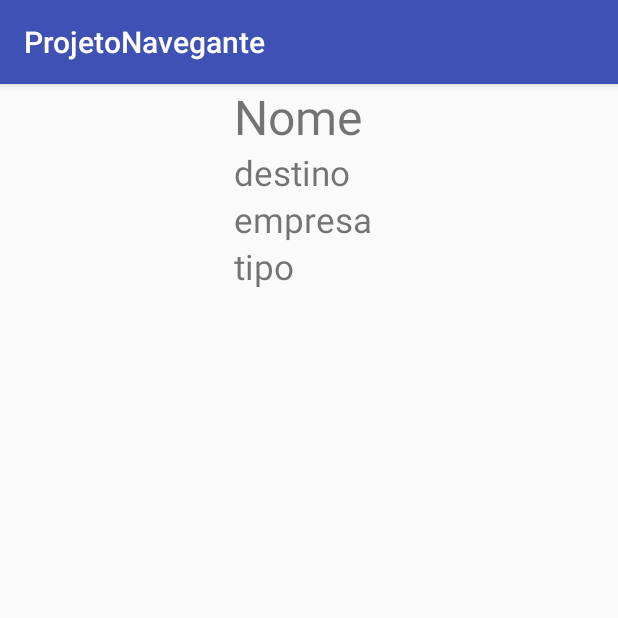
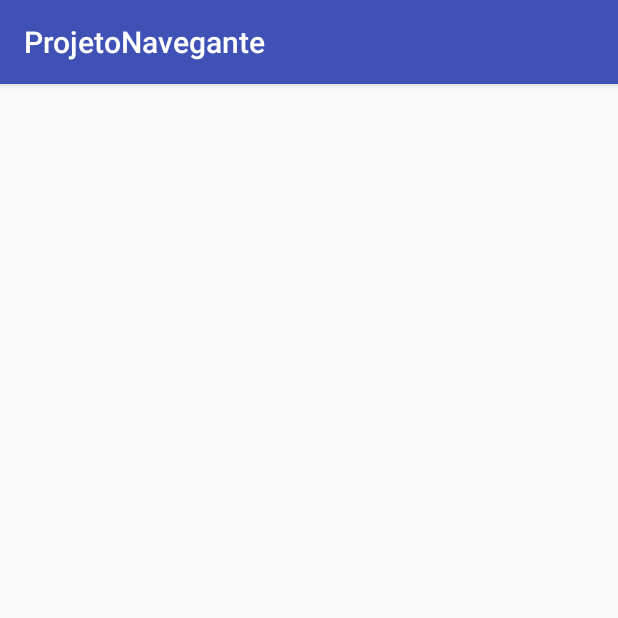
Before and after one commit to rmenezes83/Navegante, an Android app: the EmbarcActivity screen opened directly, with no data from a screen before it, on a phone screen of 412 x 824 dp, the top half of it. Run offline under Robolectric (Android 15) with nearby library versions, the phone set to English and light mode, and no system bars; our stand-ins replace Firebase (no records; nobody signed in at launch, a user with empty details on screens opened directly).

Commit message:
Classe AdapterEmbarc

```diff
--- /dev/null
+++ b/app/src/main/java/pa/senac/br/projetonavegante/BaseAdapter/AdapterEmbarc.java
@@ -0,0 +1,64 @@
+package pa.senac.br.projetonavegante.BaseAdapter;
+
+import pa.senac.br.projetonavegante.Modelo.Embarcacao;
+import pa.senac.br.projetonavegante.R;
+
+import android.app.Activity;
+import android.view.View;
+import android.view.ViewGroup;
+import android.widget.BaseAdapter;
+import android.widget.ImageView;
+import android.widget.TextView;
+
+import java.util.List;
+
+public class AdapterEmbarc extends BaseAdapter {
+
+    private final List<Embarcacao> minhaLista;
+    private final Activity act;
+
+    public AdapterEmbarc(List<Embarcacao> minhaLista, Activity act) {
+        this.minhaLista = minhaLista;
+        this.act = act;
+    }
+
+    @Override
+    public int getCount() {
+        return minhaLista.size();
+    }
+
+    @Override
+    public Object getItem(int position) {
+        return minhaLista.get(position);
+    }
+
+    @Override
+    public long getItemId(int position) {
+        return 0;
+    }
+
+    @Override
+    public View getView(int position, View convertView, ViewGroup parent) {
+        View view = act.getLayoutInflater()
+                .inflate(R.layout.item_embarcacao, parent, false);
+        Embarcacao embarcacao = minhaLista.get(position);
+
+        TextView nome = (TextView)
+                view.findViewById(R.id.lista_embarc_personalizada_nome);
+        TextView destino = (TextView)
+                view.findViewById(R.id.lista_embarc_personalizada_destino);
+        TextView empresa = (TextView)
+                view.findViewById(R.id.lista_embarc_personalizada_empresa);
+        TextView tipo = (TextView)
+                view.findViewById(R.id.lista_embarc_personalizada_tipo);
+        ImageView imagem = (ImageView)
+                view.findViewById(R.id.lista_embarc_personalizada_imagem);
+
+        nome.setText(embarcacao.getNomeEmbarcacao());
+        destino.setText(embarcacao.getDestinoEmbarcacao());
+        empresa.setText(embarcacao.getEmpresaEmbarcacao());
+        tipo.setText(embarcacao.getTipoEmbarcacao());
+        imagem.setImageResource(R.drawable.barcarena);
+        return view;
+    }
+}
--- a/app/src/main/java/pa/senac/br/projetonavegante/EmbarcActivity.java
+++ b/app/src/main/java/pa/senac/br/projetonavegante/EmbarcActivity.java
@@ -33,7 +33,7 @@ public class EmbarcActivity extends AppCompatActivity {
         super.onCreate(savedInstanceState);
         setContentView(R.layout.activity_embarc);
 
-        ListaEmbarc = (ListView) findViewById(R.id.lista_embarc);
+        ListaEmbarc = findViewById(R.id.lista_embarc);
 
         iniciarFireBase();
         getLista();
--- a/app/src/main/java/pa/senac/br/projetonavegante/MainActivity.java
+++ b/app/src/main/java/pa/senac/br/projetonavegante/MainActivity.java
@@ -40,10 +40,6 @@ public class MainActivity extends AppCompatActivity {
     }
 
     public void buscarDestino(View view) {
-        //lista = EmbarcActivity.geraLista();
-        //myRef.child(lista.getNomeEmbarcacao()).setValue(lista);
-        //destino.setText(null);
-
         Intent intent = new Intent(this, EmbarcActivity.class);
         startActivity(intent);
     }
--- a/app/src/main/java/pa/senac/br/projetonavegante/Modelo/Embarcacao.java
+++ b/app/src/main/java/pa/senac/br/projetonavegante/Modelo/Embarcacao.java
@@ -46,9 +46,4 @@ public class Embarcacao {
     public void setTipoEmbarcacao(String tipoEmbarcacao) {
         TipoEmbarcacao = tipoEmbarcacao;
     }
-
-    @Override
-    public String toString() {
-        return  "Nome da Embarcacao: " + NomeEmbarcacao;
-    }
 }
--- a/app/src/main/res/layout/activity_embarc.xml
+++ b/app/src/main/res/layout/activity_embarc.xml
@@ -1,49 +1,21 @@
 <?xml version="1.0" encoding="utf-8"?>
-<LinearLayout xmlns:android="http://schemas.android.com/apk/res/android"
-    android:id="@+id/lista_embarc"
+<android.support.constraint.ConstraintLayout xmlns:android="http://schemas.android.com/apk/res/android"
+    xmlns:app="http://schemas.android.com/apk/res-auto"
+    xmlns:tools="http://schemas.android.com/tools"
+    android:id="@+id/lista"
     android:layout_width="match_parent"
-    android:layout_height="140dp"
-    android:orientation="horizontal">
+    android:layout_height="match_parent">
 
-
-    <ImageView
-        android:id="@+id/lista_embarc_personalizada_imagem"
-        android:layout_width="156dp"
-        android:layout_height="match_parent" />
-
-    <LinearLayout
-        android:layout_width="609dp"
-        android:layout_height="match_parent"
-        android:orientation="vertical">
-
-        <TextView
-            android:id="@+id/lista_embarc_personalizada_nome"
-            android:layout_width="match_parent"
-            android:layout_height="wrap_content"
-            android:text="Nome"
-            android:textSize="32dp" />
-
-        <TextView
-            android:id="@+id/lista_embarc_personalizada_destino"
-            android:layout_width="match_parent"
-            android:layout_height="wrap_content"
-            android:text="destino"
-            android:textSize="23dp" />
-
-        <TextView
-            android:id="@+id/lista_embarc_personalizada_empresa"
-            android:layout_width="match_parent"
-            android:layout_height="wrap_content"
-            android:text="empresa"
-            android:textSize="23dp" />
-
-        <TextView
-            android:id="@+id/lista_embarc_personalizada_tipo"
-            android:layout_width="match_parent"
-            android:layout_height="wrap_content"
-            android:text="tipo"
-            android:textSize="23dp" />
-
-    </LinearLayout>
-
-</LinearLayout>
+    <ListView
+        android:id="@+id/lista_embarc"
+        android:layout_width="0dp"
+        android:layout_height="0dp"
+        android:layout_marginBottom="8dp"
+        android:layout_marginEnd="8dp"
+        android:layout_marginStart="8dp"
+        android:layout_marginTop="8dp"
+        app:layout_constraintBottom_toBottomOf="parent"
+        app:layout_constraintEnd_toEndOf="parent"
+        app:layout_constraintStart_toStartOf="parent"
+        app:layout_constraintTop_toTopOf="parent" />
+</android.support.constraint.ConstraintLayout>
--- a/app/src/main/res/layout/activity_main.xml
+++ b/app/src/main/res/layout/activity_main.xml
@@ -43,7 +43,7 @@
     <Button
         android:id="@+id/button2"
         android:layout_width="125dp"
-        android:layout_height="80dp"
+        android:layout_height="55dp"
         android:layout_marginBottom="8dp"
         android:layout_marginEnd="8dp"
         android:layout_marginStart="8dp"
```
Also changed, not shown: app/src/main/java/pa/senac/br/projetonavegante/Modelo/Destino.java (added, +13 -0 lines), app/src/main/java/pa/senac/br/projetonavegante/Modelo/Porto.java (+0 -9 lines), app/src/main/res/layout/item_embarcacao.xml (+42 -32 lines), app/src/main/res/drawable/barcarena.jpg (added).
